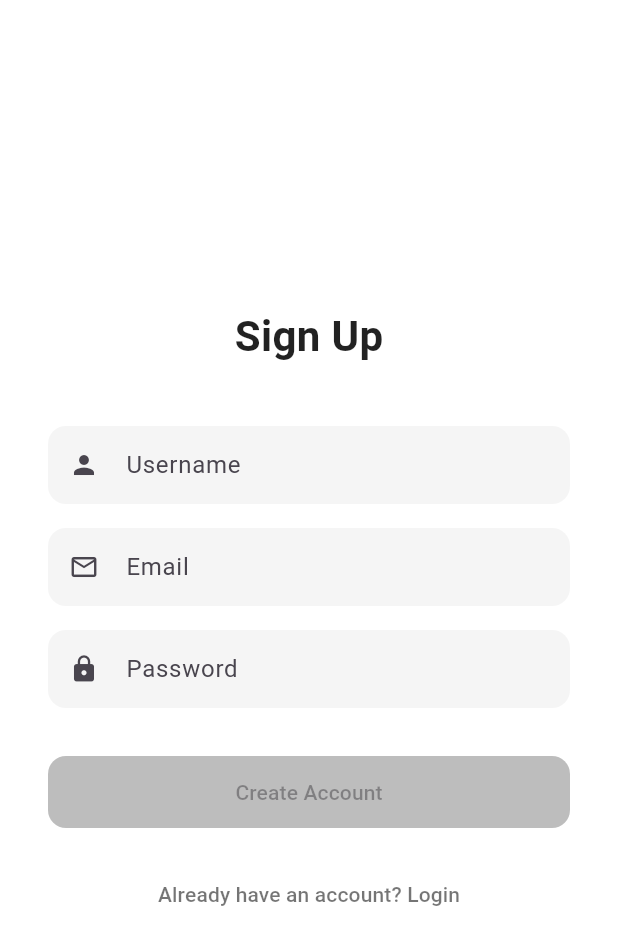
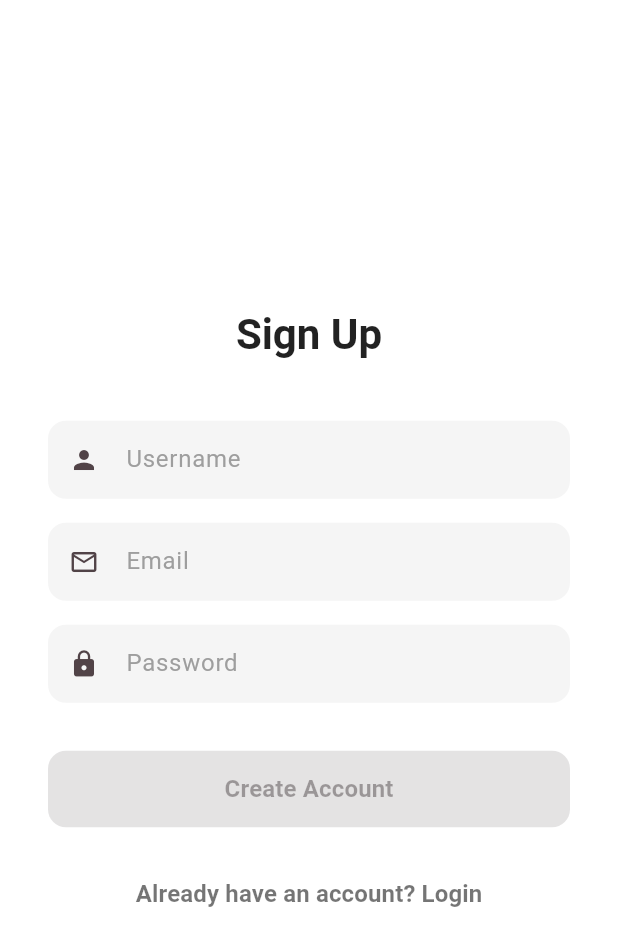
Before and after one commit to karan-suthar03/serverless-chat-app, a Flutter app: the screen it shows after launch, after a tap on "Don't have an account? Sign Up", on a phone screen of 412 x 824 dp. Shown: the top 946 px of the screen. Run offline on Flutter 3.47's test engine with Material 3 defaults, Android fonts, the phone set to English and light mode, and no system bars; our stand-ins replace firebase_auth, firebase_core, shared_preferences; accounts and stored records are empty; generated files the repository leaves out were written again; Roboto replaces fonts that are missing (Poppins).

Commit message:
feat: implement app theme and refactor UI components for consistency

```diff
--- a/chat_app/lib/main.dart
+++ b/chat_app/lib/main.dart
@@ -1,4 +1,5 @@
 import 'dart:async';
+import 'package:chat_app/theme/app_theme.dart';
 import 'package:flutter/material.dart';
 import 'screens/splash_screen.dart';
 
@@ -21,10 +22,7 @@ class MyApp extends StatelessWidget {
       navigatorKey: navigatorKey,
       scaffoldMessengerKey: scaffoldMessengerKey,
       title: 'Chat App',
-      theme: ThemeData(
-        colorScheme: ColorScheme.fromSeed(seedColor: Colors.deepPurple),
-        useMaterial3: true,
-      ),
+      theme: AppTheme.lightTheme,
       home: const SplashScreen(),
     );
   }
--- a/chat_app/lib/screens/auth_page.dart
+++ b/chat_app/lib/screens/auth_page.dart
@@ -1,5 +1,4 @@
 import 'dart:convert';
-
 import 'package:chat_app/main.dart';
 import 'package:chat_app/screens/acccount_setup/setup_account_page.dart';
 import 'package:chat_app/screens/acccount_setup/username_retry_page.dart';
@@ -63,17 +62,16 @@ class _AuthPageState extends State<AuthPage> {
     });
   }
 
-  /// Validate username format
   bool _isValidUsername(String username) {
-    final regex = RegExp(r'^[a-zA-Z0-9_]{3,16}$'); // 3-16 chars, letters/numbers/_
+    final regex = RegExp(r'^[a-zA-Z0-9_]{3,16}$');
     return regex.hasMatch(username);
   }
+
   void _validateForm() {
     final email = emailController.text.trim();
     final password = passwordController.text.trim();
     final username = usernameController.text.trim();
 
-    // Basic email regex
     final isEmailValid = RegExp(
             r"^[a-zA-Z0-9.a-zA-Z0-9.!#$%&'*+-/=?^_`{|}~]+@[a-zA-Z0-9]+\.[a-zA-Z]+")
         .hasMatch(email);
@@ -92,8 +90,6 @@ class _AuthPageState extends State<AuthPage> {
     }
   }
 
-
-  /// Debounced username checking
   void _onUsernameChanged() {
     if (isLogin) return;
 
@@ -151,6 +147,7 @@ class _AuthPageState extends State<AuthPage> {
       }
     });
   }
+
   Future<void> _submitForm() async {
     setState(() => isLoading = true);
 
@@ -231,7 +228,6 @@ class _AuthPageState extends State<AuthPage> {
         }
       }
     } on FirebaseAuthException catch (e) {
-      // Handle specific Firebase errors
       String message = 'An error occurred. Please check your credentials.';
       if (e.code == 'user-not-found' || e.code == 'wrong-password') {
         message = 'Invalid email or password.';
@@ -257,7 +253,7 @@ class _AuthPageState extends State<AuthPage> {
       ScaffoldMessenger.of(context).showSnackBar(
         SnackBar(
           content: Text(message),
-          backgroundColor: Colors.red,
+          backgroundColor: Theme.of(context).colorScheme.error,
         ),
       );
     }
@@ -266,8 +262,10 @@ class _AuthPageState extends State<AuthPage> {
 
   @override
   Widget build(BuildContext context) {
+    final theme = Theme.of(context);
+    final textTheme = theme.textTheme;
+
     return Scaffold(
-      backgroundColor: Colors.white,
       body: Center(
         child: SingleChildScrollView(
           padding: const EdgeInsets.symmetric(horizontal: 32, vertical: 24),
@@ -277,17 +275,12 @@ class _AuthPageState extends State<AuthPage> {
               // Header
               Text(
                 isLogin ? "Login" : "Sign Up",
-                style: const TextStyle(
-                  fontSize: 28,
-                  fontWeight: FontWeight.w600,
-                  color: Colors.black87,
-                ),
+                style: textTheme.headlineMedium,
               ),
               const SizedBox(height: 40),
 
               Column(
                 children: [
-                  // Username field (signup only)
                   AnimatedSize(
                     duration: const Duration(milliseconds: 300),
                     curve: Curves.easeInOut,
@@ -315,8 +308,9 @@ class _AuthPageState extends State<AuthPage> {
                                   padding: const EdgeInsets.only(top: 8.0, left: 4.0),
                                   child: Text(
                                     usernameCheckError!,
-                                    style: const TextStyle(
-                                        color: Colors.red, fontSize: 13),
+                                    style: TextStyle(
+                                        color: theme.colorScheme.error,
+                                        fontSize: 13),
                                   ),
                                 ),
                               const SizedBox(height: 16),
@@ -337,24 +331,14 @@ class _AuthPageState extends State<AuthPage> {
               SizedBox(
                 width: double.infinity,
                 child: ElevatedButton(
-                  style: ElevatedButton.styleFrom(
-                    backgroundColor: Colors.black,
-                    foregroundColor: Colors.white,
-                    elevation: 0,
-                    padding: const EdgeInsets.symmetric(vertical: 14),
-                    shape: RoundedRectangleBorder(
-                      borderRadius: BorderRadius.circular(12),
-                    ),
-                    disabledBackgroundColor: Colors.grey.shade400,
-                  ),
                   onPressed: isLoading || !_isFormValid ? null : _submitForm,
                   child: isLoading
-                      ? const SizedBox(
+                      ? SizedBox(
                           height: 20,
                           width: 20,
                           child: CircularProgressIndicator(
                             strokeWidth: 2,
-                            color: Colors.white,
+                            color: theme.colorScheme.onPrimary,
                           ),
                         )
                       : Text(isLogin ? "Login" : "Create Account"),
@@ -369,7 +353,6 @@ class _AuthPageState extends State<AuthPage> {
                   isLogin
                       ? "Don't have an account? Sign Up"
                       : "Already have an account? Login",
-                  style: const TextStyle(color: Colors.black54),
                 ),
               ),
             ],
@@ -378,8 +361,6 @@ class _AuthPageState extends State<AuthPage> {
       ),
     );
   }
-
-  /// Username check icon widget
   Widget _buildUsernameStatus() {
     if (isLogin || usernameController.text.isEmpty || !_isValidUsername(usernameController.text.trim())) return const SizedBox();
     if (isCheckingUsername) {
@@ -406,14 +387,6 @@ class _AuthPageState extends State<AuthPage> {
       decoration: InputDecoration(
         hintText: hint,
         prefixIcon: Icon(icon, size: 20),
-        filled: true,
-        fillColor: Colors.grey.shade100,
-        contentPadding:
-            const EdgeInsets.symmetric(horizontal: 16, vertical: 14),
-        border: OutlineInputBorder(
-          borderRadius: BorderRadius.circular(12),
-          borderSide: BorderSide.none,
-        ),
       ),
     );
   }
--- a/chat_app/lib/screens/splash_screen.dart
+++ b/chat_app/lib/screens/splash_screen.dart
@@ -23,13 +23,15 @@ class _SplashScreenState extends State<SplashScreen> {
   @override
   void initState() {
     super.initState();
-    _checkAuthStatus();
+    Future.delayed(const Duration(milliseconds: 500), _checkAuthStatus);
   }
 
   @override
   Widget build(BuildContext context) {
-    return const Scaffold(
-      backgroundColor: Colors.white,
+    final theme = Theme.of(context);
+    final textTheme = theme.textTheme;
+
+    return Scaffold(
       body: Center(
         child: Column(
           mainAxisAlignment: MainAxisAlignment.center,
@@ -37,21 +39,15 @@ class _SplashScreenState extends State<SplashScreen> {
             Icon(
               Icons.chat_bubble,
               size: 80,
-              color: Colors.black,
+              color: theme.colorScheme.primary,
             ),
-            SizedBox(height: 24),
+            const SizedBox(height: 24),
             Text(
               "Chat App",
-              style: TextStyle(
-                fontSize: 28,
-                fontWeight: FontWeight.w600,
-                color: Colors.black87,
-              ),
+              style: textTheme.headlineMedium,
             ),
-            SizedBox(height: 48),
-            CircularProgressIndicator(
-              valueColor: AlwaysStoppedAnimation<Color>(Colors.black),
-            ),
+            const SizedBox(height: 48),
+            const CircularProgressIndicator(),
           ],
         ),
       ),
@@ -72,7 +68,6 @@ class _SplashScreenState extends State<SplashScreen> {
     }
 
     final userData = pref.getString('user');
-
     if (userData != null) {
       final userMap = jsonDecode(userData);
       if (userMap['isSetUp'] == true) {
@@ -90,22 +85,20 @@ class _SplashScreenState extends State<SplashScreen> {
         if (user != null) {
           await _handleUser(user);
         } else {
-          _showOfflineFallback();
+          _showErrorAndNavigateToAuth('Failed to retrieve user data.');
         }
       } else {
-        _showOfflineFallback();
+        _showErrorAndNavigateToAuth(result['message'] ?? 'An unknown error occurred.');
       }
     } catch (e) {
-      _showOfflineFallback();
+      _showErrorAndNavigateToAuth('No internet connection. Please try again later.');
     }
   }
 
-  void _showOfflineFallback() {
+  void _showErrorAndNavigateToAuth(String message) {
     scaffoldMessengerKey.currentState?.showSnackBar(
-      const SnackBar(
-        content: Text(
-          'No internet connection. Please try again later.',
-        ),
+      SnackBar(
+        content: Text(message),
       ),
     );
     _navigateTo(const AuthPage());
@@ -126,6 +119,7 @@ class _SplashScreenState extends State<SplashScreen> {
   }
 
   void _navigateTo(Widget page) {
+    if (!mounted) return;
     navigatorKey.currentState?.pushReplacement(
       MaterialPageRoute(builder: (_) => page),
     );
--- /dev/null
+++ b/chat_app/lib/theme/app_theme.dart
@@ -0,0 +1,72 @@
+// lib/theme/app_theme.dart
+import 'package:flutter/material.dart';
+
+class AppTheme {
+  AppTheme._();
+
+  static final ThemeData lightTheme = ThemeData(
+    scaffoldBackgroundColor: Colors.white,
+    brightness: Brightness.light,
+    fontFamily: 'Poppins',
+    useMaterial3: true,
+
+    colorScheme: ColorScheme.fromSeed(
+      seedColor: Colors.black,
+      primary: Colors.black,
+      secondary: Colors.grey.shade600,
+      background: Colors.white,
+      surface: Colors.grey.shade100,
+      onPrimary: Colors.white,
+      onBackground: Colors.black87,
+      error: Colors.red,
+    ),
+
+    textTheme: const TextTheme(
+      headlineMedium: TextStyle(
+        fontSize: 28,
+        fontWeight: FontWeight.w600,
+        color: Colors.black87,
+      ),
+      bodyLarge: TextStyle(
+        fontSize: 16,
+        color: Colors.black87,
+      ),
+      labelLarge: TextStyle(
+        fontSize: 16,
+        fontWeight: FontWeight.bold,
+      ),
+    ),
+
+    elevatedButtonTheme: ElevatedButtonThemeData(
+      style: ElevatedButton.styleFrom(
+        backgroundColor: Colors.black,
+        foregroundColor: Colors.white,
+        elevation: 0,
+        padding: const EdgeInsets.symmetric(vertical: 14),
+        shape: RoundedRectangleBorder(
+          borderRadius: BorderRadius.circular(12),
+        ),
+      ),
+    ),
+
+    textButtonTheme: TextButtonThemeData(
+      style: TextButton.styleFrom(
+        foregroundColor: Colors.black54,
+      ),
+    ),
+
+    inputDecorationTheme: InputDecorationTheme(
+      filled: true,
+      fillColor: Colors.grey.shade100,
+      contentPadding: const EdgeInsets.symmetric(horizontal: 16, vertical: 14),
+      border: OutlineInputBorder(
+        borderRadius: BorderRadius.circular(12),
+        borderSide: BorderSide.none,
+      ),
+      hintStyle: TextStyle(
+        color: Colors.grey.shade500,
+      ),
+    ),
+  );
+  // TODO: Implement dark theme
+}
```
Also changed, not shown: chat_app/lib/screens/acccount_setup/setup_account_page.dart (+31 -44 lines), chat_app/lib/screens/acccount_setup/username_retry_page.dart (+31 -50 lines).
